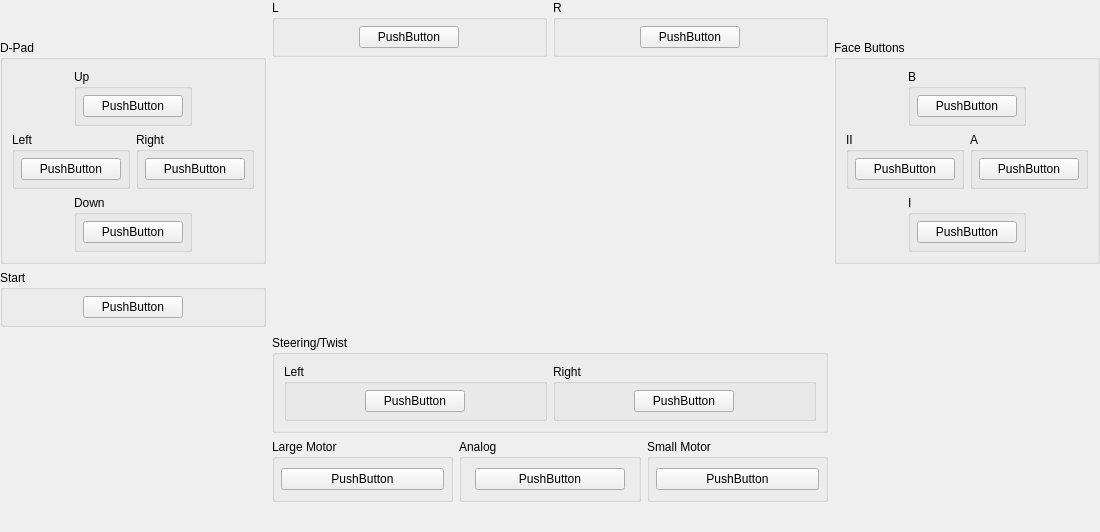
Old version of the form src/duckstation-qt/controllerbindingwidget_negconrumble.ui in the repository stenzek/duckstation.
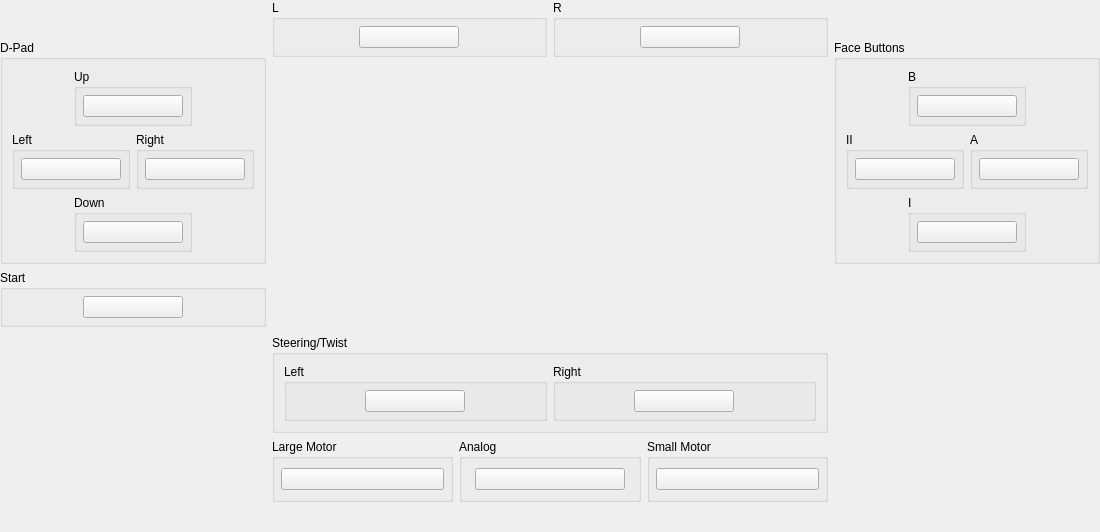
New version of the form. Custom widgets are drawn as their Qt base class.

Patch:
```diff
--- a/src/duckstation-qt/controllerbindingwidget_negconrumble.ui
+++ b/src/duckstation-qt/controllerbindingwidget_negconrumble.ui
@@ -88,9 +88,6 @@
                <height>16777215</height>
               </size>
              </property>
-             <property name="text">
-              <string>PushButton</string>
-             </property>
             </widget>
            </item>
           </layout>
@@ -128,9 +125,6 @@
                <height>16777215</height>
               </size>
              </property>
-             <property name="text">
-              <string>PushButton</string>
-             </property>
             </widget>
            </item>
           </layout>
@@ -168,9 +162,6 @@
                <height>16777215</height>
               </size>
              </property>
-             <property name="text">
-              <string>PushButton</string>
-             </property>
             </widget>
            </item>
           </layout>
@@ -208,9 +199,6 @@
                <height>16777215</height>
               </size>
              </property>
-             <property name="text">
-              <string>PushButton</string>
-             </property>
             </widget>
            </item>
           </layout>
@@ -245,9 +233,6 @@
             <height>16777215</height>
            </size>
           </property>
-          <property name="text">
-           <string>PushButton</string>
-          </property>
          </widget>
         </item>
        </layout>
@@ -296,9 +281,6 @@
             <height>16777215</height>
            </size>
           </property>
-          <property name="text">
-           <string>PushButton</string>
-          </property>
          </widget>
         </item>
        </layout>
@@ -330,9 +312,6 @@
             <height>16777215</height>
            </size>
           </property>
-          <property name="text">
-           <string>PushButton</string>
-          </property>
          </widget>
         </item>
        </layout>
@@ -393,9 +372,6 @@
                <height>16777215</height>
               </size>
              </property>
-             <property name="text">
-              <string>PushButton</string>
-             </property>
             </widget>
            </item>
           </layout>
@@ -433,9 +409,6 @@
                <height>16777215</height>
               </size>
              </property>
-             <property name="text">
-              <string>PushButton</string>
-             </property>
             </widget>
            </item>
           </layout>
@@ -473,9 +446,6 @@
                <height>16777215</height>
               </size>
              </property>
-             <property name="text">
-              <string>PushButton</string>
-             </property>
             </widget>
            </item>
           </layout>
@@ -513,9 +483,6 @@
                <height>16777215</height>
               </size>
              </property>
-             <property name="text">
-              <string>PushButton</string>
-             </property>
             </widget>
            </item>
           </layout>
@@ -631,9 +598,6 @@
                <height>16777215</height>
               </size>
              </property>
-             <property name="text">
-              <string>PushButton</string>
-             </property>
             </widget>
            </item>
           </layout>
@@ -671,9 +635,6 @@
                <height>16777215</height>
               </size>
              </property>
-             <property name="text">
-              <string>PushButton</string>
-             </property>
             </widget>
            </item>
           </layout>
@@ -709,9 +670,6 @@
             <height>16777215</height>
            </size>
           </property>
-          <property name="text">
-           <string>PushButton</string>
-          </property>
          </widget>
         </item>
        </layout>
@@ -749,9 +707,6 @@
             <height>16777215</height>
            </size>
           </property>
-          <property name="text">
-           <string>PushButton</string>
-          </property>
          </widget>
         </item>
        </layout>
@@ -789,9 +744,6 @@
             <height>16777215</height>
            </size>
           </property>
-          <property name="text">
-           <string>PushButton</string>
-          </property>
          </widget>
         </item>
        </layout>
```
